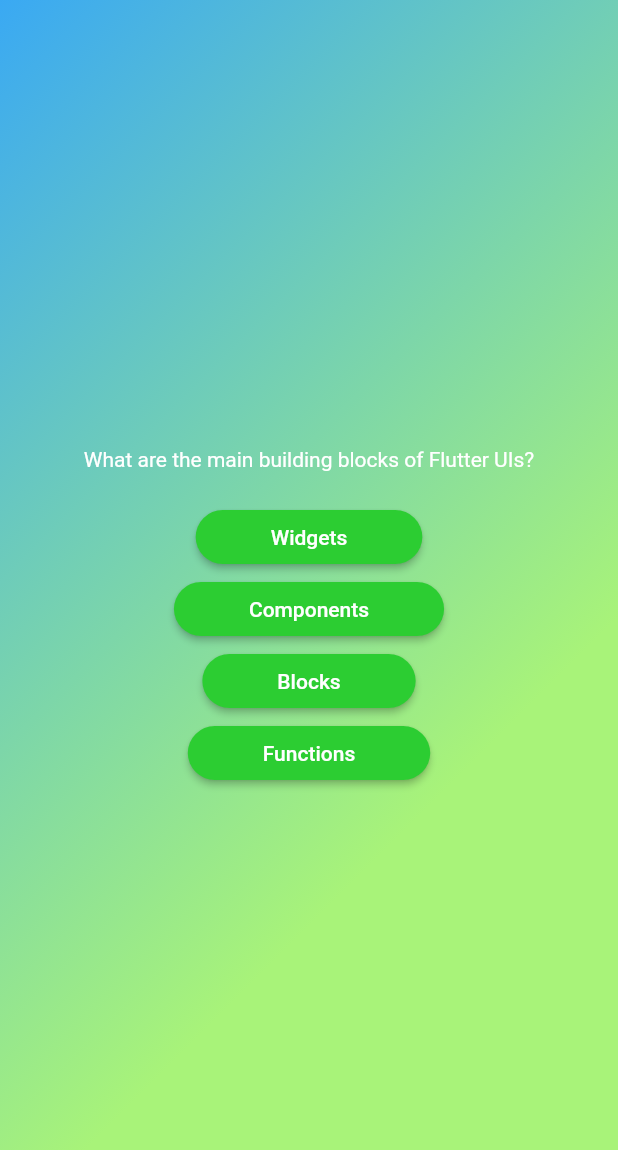
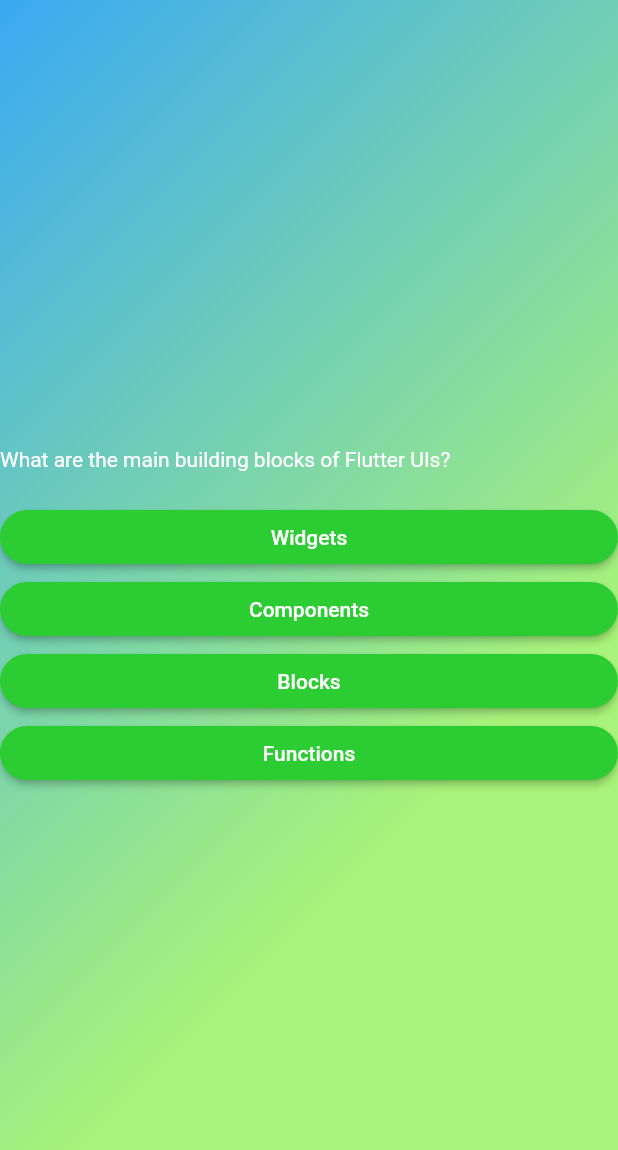
Before and after one commit to Sridhare29/Quiz_App, a Flutter app: the screen it shows after launch, after a tap on "Start Quiz!", on a phone screen of 412 x 824 dp. Shown: the top 1150 px of the screen. Run offline on Flutter 3.47's test engine with Material 2 defaults, Android fonts, the phone set to English and light mode, and no system bars.

Commit message:
dynamic answer update

```diff
--- a/quiz_app/lib/screens/question_screen.dart
+++ b/quiz_app/lib/screens/question_screen.dart
@@ -17,6 +17,7 @@ class _QuestionScreenState extends State<QuestionScreen> {
       width: double.infinity,
       child: Column(
         mainAxisAlignment: MainAxisAlignment.center,
+        crossAxisAlignment: CrossAxisAlignment.stretch,
         children: [
            Text(
             currentQuestion.text,
@@ -25,10 +26,15 @@ class _QuestionScreenState extends State<QuestionScreen> {
           const SizedBox(
             height: 20,
           ),
-          AnswerButton(answerText:currentQuestion.answers[0], onTap: () {}),
-          AnswerButton(answerText: currentQuestion.answers[1], onTap: () {}),
-          AnswerButton(answerText: currentQuestion.answers[2], onTap: () {}),
-          AnswerButton(answerText: currentQuestion.answers[3], onTap: () {}),
+          //dynamic
+          ...currentQuestion.answers.map((answer) {   //(...) - this make the list to come out have same list ;[[1,2,3],4,5] to [1,2,3,4,5]
+            return AnswerButton(answerText: answer, onTap: () {});
+          }),
+          //static
+          // AnswerButton(answerText:currentQuestion.answers[0], onTap: () {}),
+          // AnswerButton(answerText: currentQuestion.answers[1], onTap: () {}),
+          // AnswerButton(answerText: currentQuestion.answers[2], onTap: () {}),
+          // AnswerButton(answerText: currentQuestion.answers[3], onTap: () {}),
 
         ],
       ),
```
